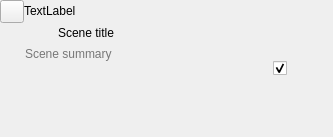
Above: ui/beat_widget.ui from zkovari/plotlyst before the change. Below: the same form after it.
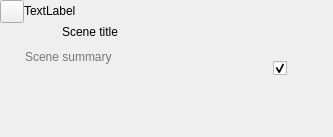
That is the form after the change. Custom widgets are drawn as their Qt base class.

Commit message: Link scene to beat directly in novel panel

What changed in the file:
```diff
--- a/ui/beat_widget.ui
+++ b/ui/beat_widget.ui
@@ -133,8 +133,30 @@
          <property name="bottomMargin">
           <number>0</number>
          </property>
-         <item>
+         <item alignment="Qt::AlignTop">
+          <widget class="QWidget" name="" native="true">
+           <property name="sizePolicy">
+            <sizepolicy hsizetype="Preferred" vsizetype="Maximum">
+             <horstretch>0</horstretch>
+             <verstretch>0</verstretch>
+            </sizepolicy>
+           </property>
           <layout class="QHBoxLayout" name="horizontalLayout_2">
+            <property name="spacing">
+             <number>2</number>
+            </property>
+            <property name="leftMargin">
+             <number>0</number>
+            </property>
+            <property name="topMargin">
+             <number>0</number>
+            </property>
+            <property name="rightMargin">
+             <number>0</number>
+            </property>
+            <property name="bottomMargin">
+             <number>0</number>
+            </property>
            <item>
             <widget class="QToolButton" name="btnPov">
              <property name="styleSheet">
@@ -157,17 +179,31 @@
            </item>
            <item alignment="Qt::AlignLeft">
             <widget class="QLabel" name="lblSceneTitle">
+              <property name="sizePolicy">
+               <sizepolicy hsizetype="Preferred" vsizetype="Maximum">
+                <horstretch>0</horstretch>
+                <verstretch>0</verstretch>
+               </sizepolicy>
+              </property>
              <property name="text">
               <string>Scene title</string>
              </property>
             </widget>
            </item>
           </layout>
+          </widget>
          </item>
          <item>
+          <widget class="Line" name="line">
+           <property name="orientation">
+            <enum>Qt::Horizontal</enum>
+           </property>
+          </widget>
+         </item>
+         <item alignment="Qt::AlignTop">
           <widget class="AutoAdjustableTextEdit" name="textSynopsis">
            <property name="sizePolicy">
-            <sizepolicy hsizetype="Expanding" vsizetype="Preferred">
+            <sizepolicy hsizetype="Expanding" vsizetype="Expanding">
              <horstretch>0</horstretch>
              <verstretch>0</verstretch>
             </sizepolicy>
```
Left out of the diff: 30 changed lines with no effect on the pictures. Lines whose indentation alone changed are shown as unchanged. The commit also changes 2 other files.
